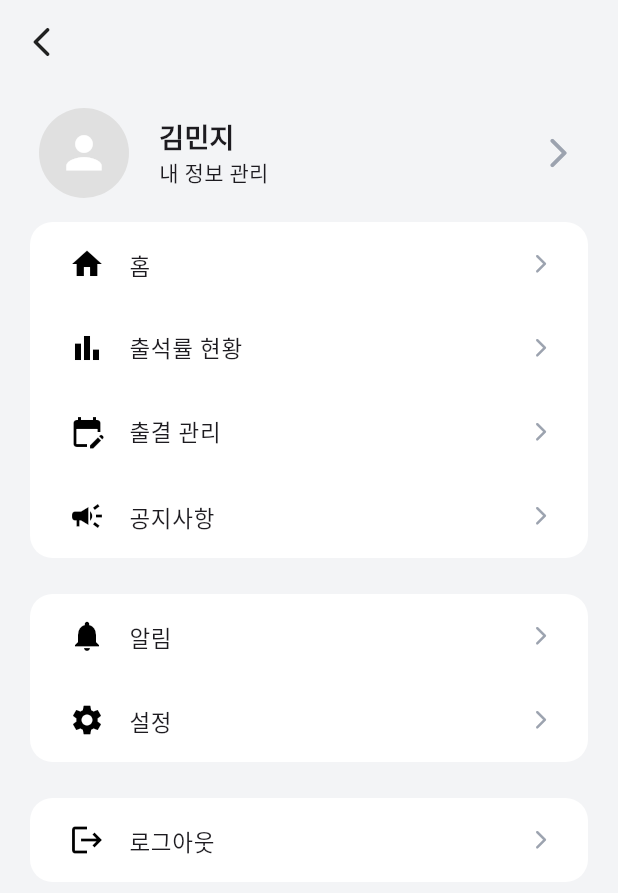
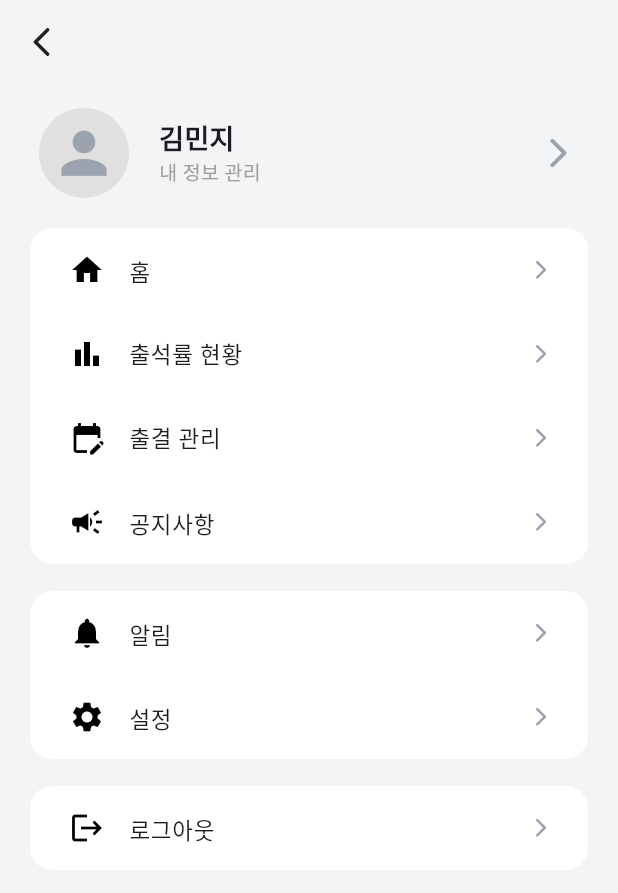
Before and after one commit to popcorn0125/CHECKIN_APP, a Flutter app: the MenuPage screen opened by its route, on a phone screen of 412 x 824 dp. Shown: the top 893 px of the screen. Run offline on Flutter 3.47's test engine with Material 3 defaults, Android fonts, the phone set to English and light mode, and no system bars; our stand-ins replace google_fonts, table_calendar.

Commit message:
250318 김준식 메뉴페이지 프로필 아이콘 크키 증가, 간격 10으로 설정, 내정보관리 텍스트 스타일 추가

```diff
--- a/lib/pages/menu_page.dart
+++ b/lib/pages/menu_page.dart
@@ -32,7 +32,7 @@ class MenuPage extends StatelessWidget {
                         radius: 30,
                         backgroundColor: Colors.grey.shade300,
                         child: const Icon(Icons.person,
-                            size: 35, color: Colors.white),
+                            size: 45, color: Color(0xFF9CA3AF)),
                       ),
                     ),
                     const SizedBox(width: 10), // 아이콘과 텍스트 사이 여백 추가
@@ -48,7 +48,10 @@ class MenuPage extends StatelessWidget {
                               fontWeight: FontWeight.bold,
                             ),
                           ),
-                          const Text('내 정보 관리'),
+                          const Text(
+                            '내 정보 관리',
+                            style: TextStyle(fontSize: 13, color: Colors.grey),
+                          ),
                         ],
                       ),
                     ),
@@ -62,7 +65,7 @@ class MenuPage extends StatelessWidget {
                     ),
                   ],
                 ),
-                const SizedBox(height: 12),
+                const SizedBox(height: 16),
               ],
             ),
             // ────────────── 홈, 출석률 현황, 출결 관리, 공지사항 영역 ──────────────
@@ -88,7 +91,7 @@ class MenuPage extends StatelessWidget {
                 ],
               ),
             ),
-            const SizedBox(height: 16),
+            const SizedBox(height: 10),
             // ────────────── 알림, 설정 영역 ──────────────
             Card(
               color: Colors.white,
@@ -104,7 +107,7 @@ class MenuPage extends StatelessWidget {
                 ],
               ),
             ),
-            const SizedBox(height: 16),
+            const SizedBox(height: 10),
             // ────────────── 로그아웃 영역 ──────────────
             Card(
               color: Colors.white,
```
